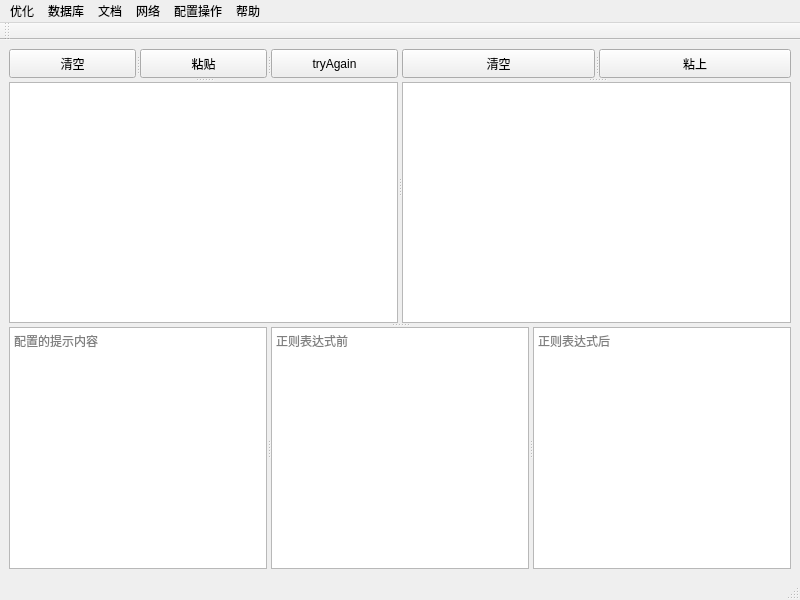
Old version of the form codesets/mainwindow.ui in the repository weilaidb/codetools.
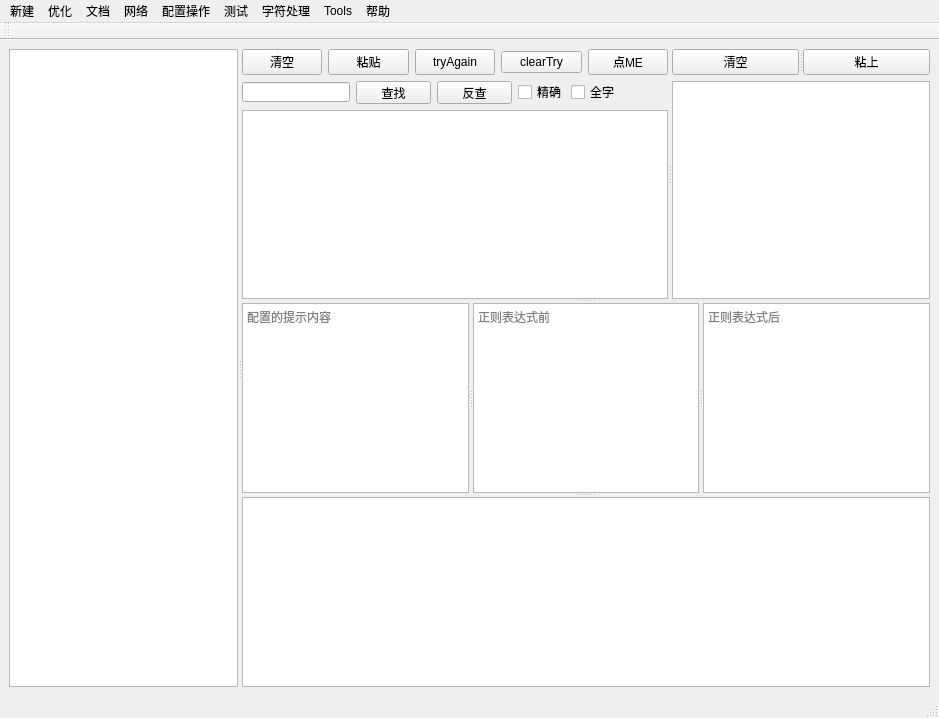
New version of the form. Icons and pictures are not drawn.

```diff
--- a/codesets/mainwindow.ui
+++ b/codesets/mainwindow.ui
@@ -6,8 +6,8 @@
    <rect>
     <x>0</x>
     <y>0</y>
-    <width>800</width>
-    <height>600</height>
+    <width>939</width>
+    <height>718</height>
    </rect>
   </property>
   <property name="windowTitle">
@@ -20,14 +20,21 @@
   <widget class="QWidget" name="centralwidget">
    <layout class="QGridLayout" name="gridLayout">
     <item row="0" column="0">
-     <widget class="QSplitter" name="splitter_10">
-      <property name="orientation">
-       <enum>Qt::Vertical</enum>
-      </property>
-      <widget class="QSplitter" name="splitter_9">
+     <widget class="QSplitter" name="splitter_5">
        <property name="orientation">
         <enum>Qt::Horizontal</enum>
        </property>
+      <widget class="QListWidget" name="listWidget_frequse">
+       <property name="enabled">
+        <bool>true</bool>
+       </property>
+       <property name="acceptDrops">
+        <bool>true</bool>
+       </property>
+       <property name="autoScrollMargin">
+        <number>10</number>
+       </property>
+      </widget>
        <widget class="QSplitter" name="splitter_3">
         <property name="orientation">
          <enum>Qt::Vertical</enum>
@@ -36,14 +43,13 @@
          <property name="orientation">
           <enum>Qt::Horizontal</enum>
          </property>
-         <widget class="QSplitter" name="splitter_7">
-          <property name="orientation">
-           <enum>Qt::Horizontal</enum>
-          </property>
-          <widget class="QSplitter" name="splitter_8">
-           <property name="orientation">
-            <enum>Qt::Horizontal</enum>
-           </property>
+        <widget class="QWidget" name="layoutWidget">
+         <layout class="QVBoxLayout" name="verticalLayout_3">
+          <item>
+           <layout class="QVBoxLayout" name="verticalLayout">
+            <item>
+             <layout class="QHBoxLayout" name="horizontalLayout">
+              <item>
            <widget class="QPushButton" name="pushButton_left_clear">
             <property name="maximumSize">
              <size>
@@ -55,6 +61,8 @@
              <string>清空</string>
             </property>
            </widget>
+              </item>
+              <item>
            <widget class="QPushButton" name="pushButton_left_paste">
             <property name="maximumSize">
              <size>
@@ -66,6 +74,8 @@
              <string>粘贴</string>
             </property>
            </widget>
+              </item>
+              <item>
            <widget class="QPushButton" name="pushButton_tryagain">
             <property name="maximumSize">
              <size>
@@ -77,26 +87,129 @@
              <string>tryAgain</string>
             </property>
            </widget>
-          </widget>
-         </widget>
-        </widget>
+              </item>
+              <item>
+               <widget class="QPushButton" name="pushButton_clearTryAgainExt">
+                <property name="text">
+                 <string>clearTry</string>
+                </property>
+               </widget>
+              </item>
+              <item>
+               <widget class="QPushButton" name="pushButton_PopMenuClickMe">
+                <property name="text">
+                 <string>点ME</string>
+                </property>
+               </widget>
+              </item>
+             </layout>
+            </item>
+            <item>
+             <layout class="QHBoxLayout" name="horizontalLayout_2">
+              <item>
+               <widget class="QLineEdit" name="lineEdit_mainsearch">
+                <property name="maximumSize">
+                 <size>
+                  <width>198</width>
+                  <height>20</height>
+                 </size>
+                </property>
+               </widget>
+              </item>
+              <item>
+               <widget class="QPushButton" name="pushButton_mainfind">
+                <property name="maximumSize">
+                 <size>
+                  <width>75</width>
+                  <height>23</height>
+                 </size>
+                </property>
+                <property name="text">
+                 <string>查找</string>
+                </property>
+               </widget>
+              </item>
+              <item>
+               <widget class="QPushButton" name="pushButton_mainfindreverse">
+                <property name="maximumSize">
+                 <size>
+                  <width>75</width>
+                  <height>23</height>
+                 </size>
+                </property>
+                <property name="text">
+                 <string>反查</string>
+                </property>
+               </widget>
+              </item>
+              <item>
+               <widget class="QCheckBox" name="checkBox_preciousfind">
+                <property name="maximumSize">
+                 <size>
+                  <width>47</width>
+                  <height>16</height>
+                 </size>
+                </property>
+                <property name="text">
+                 <string>精确</string>
+                </property>
+               </widget>
+              </item>
+              <item>
+               <widget class="QCheckBox" name="checkBox_wholeword">
+                <property name="maximumSize">
+                 <size>
+                  <width>47</width>
+                  <height>16</height>
+                 </size>
+                </property>
+                <property name="text">
+                 <string>全字</string>
+                </property>
+               </widget>
+              </item>
+              <item>
+               <spacer name="horizontalSpacer">
+                <property name="orientation">
+                 <enum>Qt::Horizontal</enum>
+                </property>
+                <property name="sizeHint" stdset="0">
+                 <size>
+                  <width>40</width>
+                  <height>20</height>
+                 </size>
+                </property>
+               </spacer>
+              </item>
+             </layout>
+            </item>
+           </layout>
+          </item>
+          <item>
         <widget class="QTextEdit" name="textEdit">
+            <property name="font">
+             <font>
+              <family>Times New Roman</family>
+              <pointsize>14</pointsize>
+             </font>
+            </property>
          <property name="html">
           <string>&lt;!DOCTYPE HTML PUBLIC &quot;-//W3C//DTD HTML 4.0//EN&quot; &quot;http://www.w3.org/TR/REC-html40/strict.dtd&quot;&gt;
 &lt;html&gt;&lt;head&gt;&lt;meta name=&quot;qrichtext&quot; content=&quot;1&quot; /&gt;&lt;style type=&quot;text/css&quot;&gt;
 p, li { white-space: pre-wrap; }
-&lt;/style&gt;&lt;/head&gt;&lt;body style=&quot; font-family:'SimSun'; font-size:9pt; font-weight:400; font-style:normal;&quot;&gt;
-&lt;p style=&quot;-qt-paragraph-type:empty; margin-top:0px; margin-bottom:0px; margin-left:0px; margin-right:0px; -qt-block-indent:0; text-indent:0px;&quot;&gt;&lt;br /&gt;&lt;/p&gt;&lt;/body&gt;&lt;/html&gt;</string>
+&lt;/style&gt;&lt;/head&gt;&lt;body style=&quot; font-family:'Times New Roman'; font-size:14pt; font-weight:400; font-style:normal;&quot;&gt;
+&lt;p style=&quot;-qt-paragraph-type:empty; margin-top:0px; margin-bottom:0px; margin-left:0px; margin-right:0px; -qt-block-indent:0; text-indent:0px; font-family:'SimSun'; font-size:9pt;&quot;&gt;&lt;br /&gt;&lt;/p&gt;&lt;/body&gt;&lt;/html&gt;</string>
          </property>
          <property name="acceptRichText">
           <bool>false</bool>
          </property>
         </widget>
-       </widget>
-       <widget class="QSplitter" name="splitter_6">
-        <property name="orientation">
-         <enum>Qt::Vertical</enum>
-        </property>
+          </item>
+         </layout>
+        </widget>
+        <widget class="QWidget" name="layoutWidget">
+         <layout class="QVBoxLayout" name="verticalLayout_2">
+          <item>
         <widget class="QSplitter" name="splitter_4">
          <property name="orientation">
           <enum>Qt::Horizontal</enum>
@@ -124,7 +237,18 @@
           </property>
          </widget>
         </widget>
-        <widget class="QTextBrowser" name="textBrowser"/>
+          </item>
+          <item>
+           <widget class="QTextBrowser" name="textBrowser">
+            <property name="font">
+             <font>
+              <family>Times New Roman</family>
+              <pointsize>14</pointsize>
+             </font>
+            </property>
+           </widget>
+          </item>
+         </layout>
        </widget>
       </widget>
       <widget class="QSplitter" name="splitter_2">
@@ -147,6 +271,8 @@
         </property>
        </widget>
       </widget>
+       <widget class="QListWidget" name="listWidget_searchresult"/>
+      </widget>
      </widget>
     </item>
    </layout>
@@ -156,7 +282,7 @@
     <rect>
      <x>0</x>
      <y>0</y>
-     <width>800</width>
+     <width>939</width>
      <height>23</height>
     </rect>
    </property>
@@ -195,12 +321,6 @@
     <addaction name="action_about"/>
     <addaction name="action_attention"/>
    </widget>
-   <widget class="QMenu" name="menu_3">
-    <property name="title">
-     <string>数据库</string>
-    </property>
-    <addaction name="action_mysql_testdatabase"/>
-   </widget>
    <widget class="QMenu" name="menu_4">
     <property name="title">
      <string>文档</string>
@@ -256,11 +376,47 @@
     <addaction name="action_update"/>
     <addaction name="action_hidebuttonswitch"/>
    </widget>
+   <widget class="QMenu" name="menu_9">
+    <property name="title">
+     <string>测试</string>
+    </property>
+    <addaction name="action_scan_test_dir"/>
+   </widget>
+   <widget class="QMenu" name="menu_3">
+    <property name="title">
+     <string>字符处理</string>
+    </property>
+    <addaction name="action_trim_line_firstspace"/>
+    <addaction name="action_trim_line_endspace"/>
+    <addaction name="action_trim_line_space"/>
+    <addaction name="action_clear_allspace"/>
+    <addaction name="actionstring_to_ascii"/>
+    <addaction name="actionstring_to_ascii_10"/>
+    <addaction name="actionascii_to_string"/>
+    <addaction name="actionascii_to_string_10"/>
+   </widget>
+   <widget class="QMenu" name="menu_10">
+    <property name="title">
+     <string>新建</string>
+    </property>
+    <addaction name="action_newusernode"/>
+    <addaction name="action_newstandnode"/>
+   </widget>
+   <widget class="QMenu" name="menuTools">
+    <property name="title">
+     <string>Tools</string>
+    </property>
+    <addaction name="action_delspace"/>
+    <addaction name="action_dellastspacesort"/>
+   </widget>
+   <addaction name="menu_10"/>
    <addaction name="menuAyStle"/>
-   <addaction name="menu_3"/>
    <addaction name="menu_4"/>
    <addaction name="menu_5"/>
    <addaction name="menu_8"/>
+   <addaction name="menu_9"/>
+   <addaction name="menu_3"/>
+   <addaction name="menuTools"/>
    <addaction name="menu_2"/>
   </widget>
   <widget class="QStatusBar" name="statusbar"/>
```
Left out of the diff: 121 changed lines with no effect on the pictures. Lines whose indentation alone changed are shown as unchanged.
